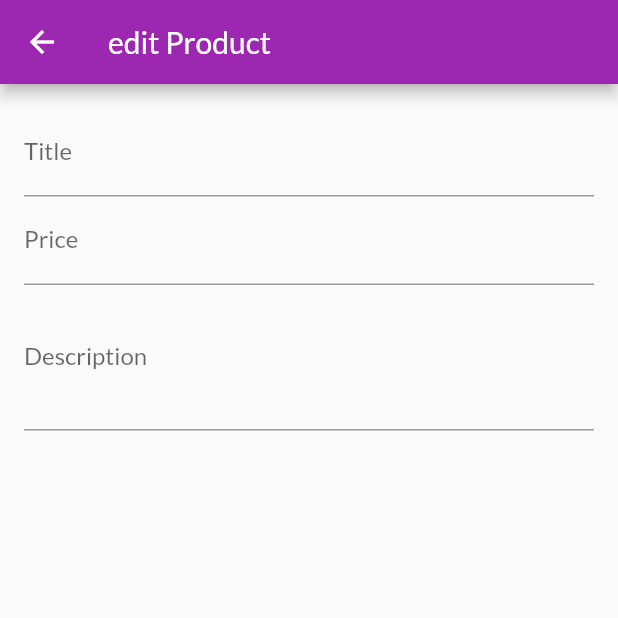
After one commit to kclements306/shop, a Flutter app: the EditProductsScreen screen opened by its route, on a phone screen of 412 x 824 dp, the top half of it. The commit adds this screen. Run offline on Flutter 3.47's test engine with Material 2 defaults, Android fonts, the phone set to English and light mode, and no system bars; network calls fail.

Commit message:
“Edit Product” Screen and a Problem, Using Forms and Working with Form Inputs, Managing Form Input Focus and Multiline Inputs and Disposing Objects

```diff
--- a/lib/main.dart
+++ b/lib/main.dart
@@ -9,6 +9,7 @@ import './providers/cart.dart';
 import './providers/orders.dart';
 import './screens/orders_screen.dart';
 import './screens/user_products_screen.dart';
+import './screens/edit_products_screen.dart';
 
 void main() {
   runApp(MyApp());
@@ -44,6 +45,7 @@ class MyApp extends StatelessWidget {
           CartScreen.routeName: (ctx) => CartScreen(),
           OrdersScreen.routeName: (ctx) => OrdersScreen(),
           UserProductsScreen.routeName: (ctx) => UserProductsScreen(),
+          EditProductsScreen.routeName: (ctx) => EditProductsScreen(),
         },
       ),
     );
--- /dev/null
+++ b/lib/screens/edit_products_screen.dart
@@ -0,0 +1,61 @@
+import 'package:flutter/material.dart';
+
+class EditProductsScreen extends StatefulWidget {
+  static const routeName = '/edit-product';
+
+  @override
+  _EditProductsScreenState createState() => _EditProductsScreenState();
+}
+
+class _EditProductsScreenState extends State<EditProductsScreen> {
+  final _priceFocusNode = FocusNode();
+  final _descriptionFocusNode = FocusNode();
+
+  @override
+  void dispose() {
+    _priceFocusNode.dispose();
+    _descriptionFocusNode.dispose();
+    super.dispose();
+  }
+
+  @override
+  Widget build(BuildContext context) {
+    return Scaffold(
+      appBar: AppBar(
+        title: Text('edit Product'),
+      ),
+      body: Padding(
+        padding: const EdgeInsets.all(16.0),
+        child: Form(
+          child: ListView(
+            children: <Widget>[
+              TextFormField(
+                decoration: InputDecoration(labelText: 'Title'),
+                textInputAction: TextInputAction.next,
+                onFieldSubmitted: (_) {
+                  FocusScope.of(context).requestFocus(_priceFocusNode);
+                },
+              ),
+              TextFormField(
+                decoration: InputDecoration(labelText: 'Price'),
+                textInputAction: TextInputAction.next,
+                keyboardType: TextInputType.number,
+                focusNode: _priceFocusNode,
+                onFieldSubmitted: (_) {
+                  FocusScope.of(context).requestFocus(_descriptionFocusNode);
+                },
+              ),
+              TextFormField(
+                decoration: InputDecoration(labelText: 'Description'),
+                maxLines: 3,
+                textInputAction: TextInputAction.next,
+                keyboardType: TextInputType.multiline,
+                focusNode: _descriptionFocusNode,
+              ),
+            ],
+          ),
+        ),
+      ),
+    );
+  }
+}
--- a/lib/screens/user_products_screen.dart
+++ b/lib/screens/user_products_screen.dart
@@ -4,6 +4,7 @@ import 'package:provider/provider.dart';
 import '../providers/products.dart';
 import '../widgets/user_product_item.dart';
 import '../widgets/app_drawer.dart';
+import './edit_products_screen.dart';
 
 class UserProductsScreen extends StatelessWidget {
   static const routeName = '/user-products';
@@ -16,7 +17,9 @@ class UserProductsScreen extends StatelessWidget {
         actions: <Widget>[
           IconButton(
             icon: const Icon(Icons.add),
-            onPressed: () {},
+            onPressed: () {
+              Navigator.of(context).pushNamed(EditProductsScreen.routeName);
+            },
           )
         ],
       ),
```
